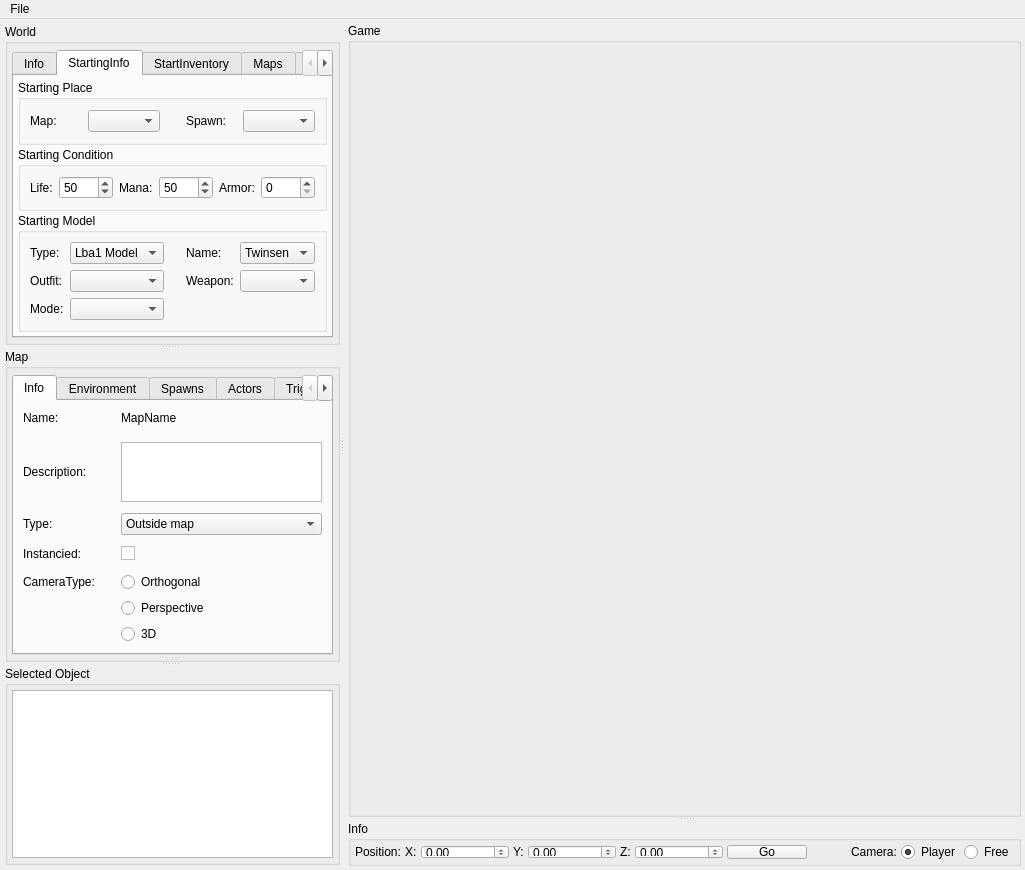
Qt form Editor/editor.ui (LBALab/lbanet) before a commit.
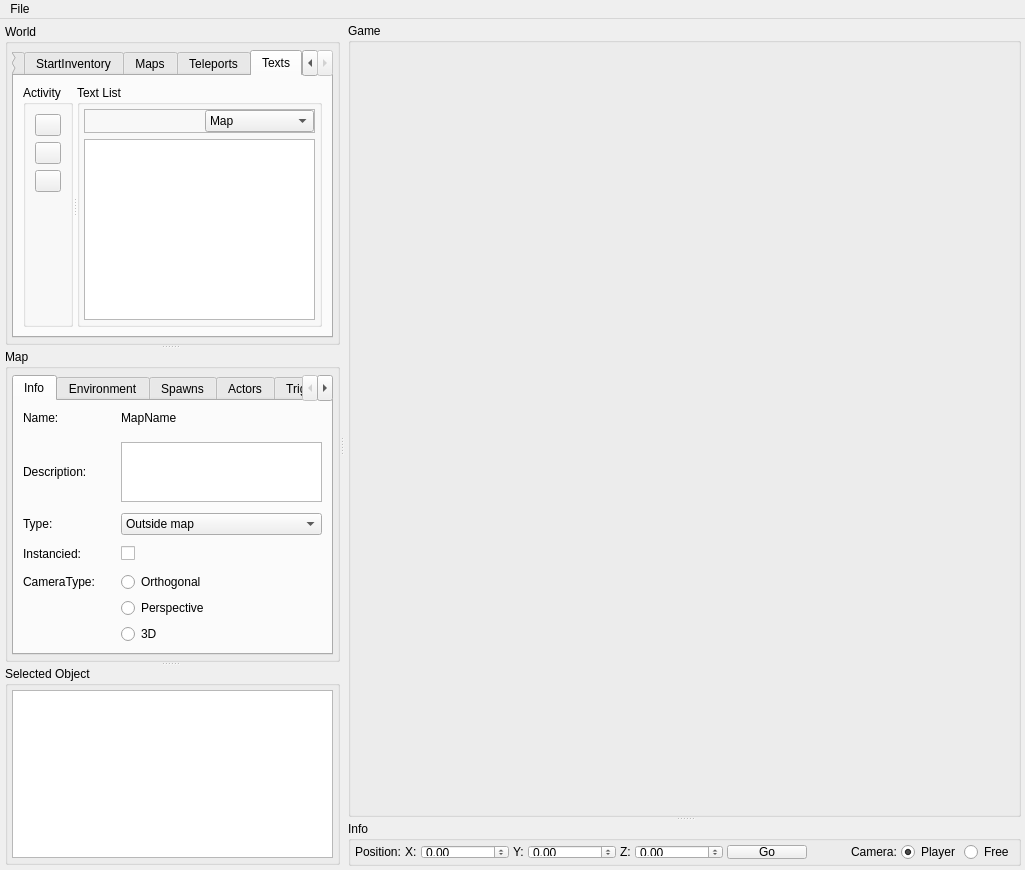
The same form after that commit. Icons and pictures are not drawn.

```diff
--- a/Editor/editor.ui
+++ b/Editor/editor.ui
@@ -81,7 +81,7 @@
                <item>
                 <widget class="QTabWidget" name="tabWidgetworld">
                  <property name="currentIndex">
-                  <number>1</number>
+                  <number>5</number>
                  </property>
                  <widget class="QWidget" name="tab_worldinfo">
                   <attribute name="title">
@@ -697,6 +697,193 @@
                    </item>
                   </layout>
                  </widget>
+                 <widget class="QWidget" name="tab_texts">
+                  <attribute name="title">
+                   <string>Texts</string>
+                  </attribute>
+                  <layout class="QHBoxLayout" name="horizontalLayout_16">
+                   <item>
+                    <widget class="QSplitter" name="splitter_8">
+                     <property name="orientation">
+                      <enum>Qt::Horizontal</enum>
+                     </property>
+                     <widget class="QGroupBox" name="groupBox_worldmap_tpaction_2">
+                      <property name="maximumSize">
+                       <size>
+                        <width>50</width>
+                        <height>16777215</height>
+                       </size>
+                      </property>
+                      <property name="title">
+                       <string>Activity</string>
+                      </property>
+                      <layout class="QVBoxLayout" name="verticalLayout_7">
+                       <item>
+                        <widget class="QPushButton" name="pushButton_addtext">
+                         <property name="toolTip">
+                          <string>Add Teleport</string>
+                         </property>
+                         <property name="text">
+                          <string/>
+                         </property>
+                         <property name="icon">
+                          <iconset resource="editor.qrc">
+                           <normaloff>:/Editor/Resources/icons/PNG/onebit_31.png</normaloff>:/Editor/Resources/icons/PNG/onebit_31.png</iconset>
+                         </property>
+                         <property name="iconSize">
+                          <size>
+                           <width>20</width>
+                           <height>20</height>
+                          </size>
+                         </property>
+                         <property name="flat">
+                          <bool>false</bool>
+                         </property>
+                        </widget>
+                       </item>
+                       <item>
+                        <widget class="QPushButton" name="pushButton_removetext">
+                         <property name="toolTip">
+                          <string>Remove selected teleport</string>
+                         </property>
+                         <property name="text">
+                          <string/>
+                         </property>
+                         <property name="icon">
+                          <iconset resource="editor.qrc">
+                           <normaloff>:/Editor/Resources/icons/PNG/onebit_32.png</normaloff>:/Editor/Resources/icons/PNG/onebit_32.png</iconset>
+                         </property>
+                         <property name="iconSize">
+                          <size>
+                           <width>20</width>
+                           <height>20</height>
+                          </size>
+                         </property>
+                        </widget>
+                       </item>
+                       <item>
+                        <widget class="QPushButton" name="pushButton_edittext">
+                         <property name="toolTip">
+                          <string>Edit selected teleport</string>
+                         </property>
+                         <property name="text">
+                          <string/>
+                         </property>
+                         <property name="icon">
+                          <iconset resource="editor.qrc">
+                           <normaloff>:/Editor/Resources/icons/PNG/onebit_20.png</normaloff>:/Editor/Resources/icons/PNG/onebit_20.png</iconset>
+                         </property>
+                         <property name="iconSize">
+                          <size>
+                           <width>20</width>
+                           <height>20</height>
+                          </size>
+                         </property>
+                        </widget>
+                       </item>
+                       <item>
+                        <spacer name="verticalSpacer_12">
+                         <property name="orientation">
+                          <enum>Qt::Vertical</enum>
+                         </property>
+                         <property name="sizeHint" stdset="0">
+                          <size>
+                           <width>20</width>
+                           <height>40</height>
+                          </size>
+                         </property>
+                        </spacer>
+                       </item>
+                      </layout>
+                     </widget>
+                     <widget class="QGroupBox" name="groupBox_worldmaps_tplist_2">
+                      <property name="title">
+                       <string>Text List</string>
+                      </property>
+                      <property name="flat">
+                       <bool>false</bool>
+                      </property>
+                      <property name="checkable">
+                       <bool>false</bool>
+                      </property>
+                      <layout class="QVBoxLayout" name="verticalLayout_10">
+                       <property name="margin">
+                        <number>4</number>
+                       </property>
+                       <item>
+                        <widget class="QFrame" name="frame">
+                         <property name="frameShape">
+                          <enum>QFrame::StyledPanel</enum>
+                         </property>
+                         <property name="frameShadow">
+                          <enum>QFrame::Raised</enum>
+                         </property>
+                         <layout class="QHBoxLayout" name="horizontalLayout_20">
+                          <property name="spacing">
+                           <number>0</number>
+                          </property>
+                          <property name="margin">
+                           <number>0</number>
+                          </property>
+                          <item>
+                           <spacer name="horizontalSpacer_7">
+                            <property name="orientation">
+                             <enum>Qt::Horizontal</enum>
+                            </property>
+                            <property name="sizeType">
+                             <enum>QSizePolicy::Minimum</enum>
+                            </property>
+                            <property name="sizeHint" stdset="0">
+                             <size>
+                              <width>120</width>
+                              <height>20</height>
+                             </size>
+                            </property>
+                           </spacer>
+                          </item>
+                          <item>
+                           <widget class="QComboBox" name="comboBox_choosetexttype">
+                            <item>
+                             <property name="text">
+                              <string>Map</string>
+                             </property>
+                            </item>
+                            <item>
+                             <property name="text">
+                              <string>Quest</string>
+                             </property>
+                            </item>
+                            <item>
+                             <property name="text">
+                              <string>Inventory</string>
+                             </property>
+                            </item>
+                            <item>
+                             <property name="text">
+                              <string>Name</string>
+                             </property>
+                            </item>
+                           </widget>
+                          </item>
+                         </layout>
+                        </widget>
+                       </item>
+                       <item>
+                        <widget class="QTableView" name="tableView_TextList">
+                         <property name="selectionMode">
+                          <enum>QAbstractItemView::SingleSelection</enum>
+                         </property>
+                         <property name="selectionBehavior">
+                          <enum>QAbstractItemView::SelectRows</enum>
+                         </property>
+                        </widget>
+                       </item>
+                      </layout>
+                     </widget>
+                    </widget>
+                   </item>
+                  </layout>
+                 </widget>
                 </widget>
                </item>
               </layout>
```
